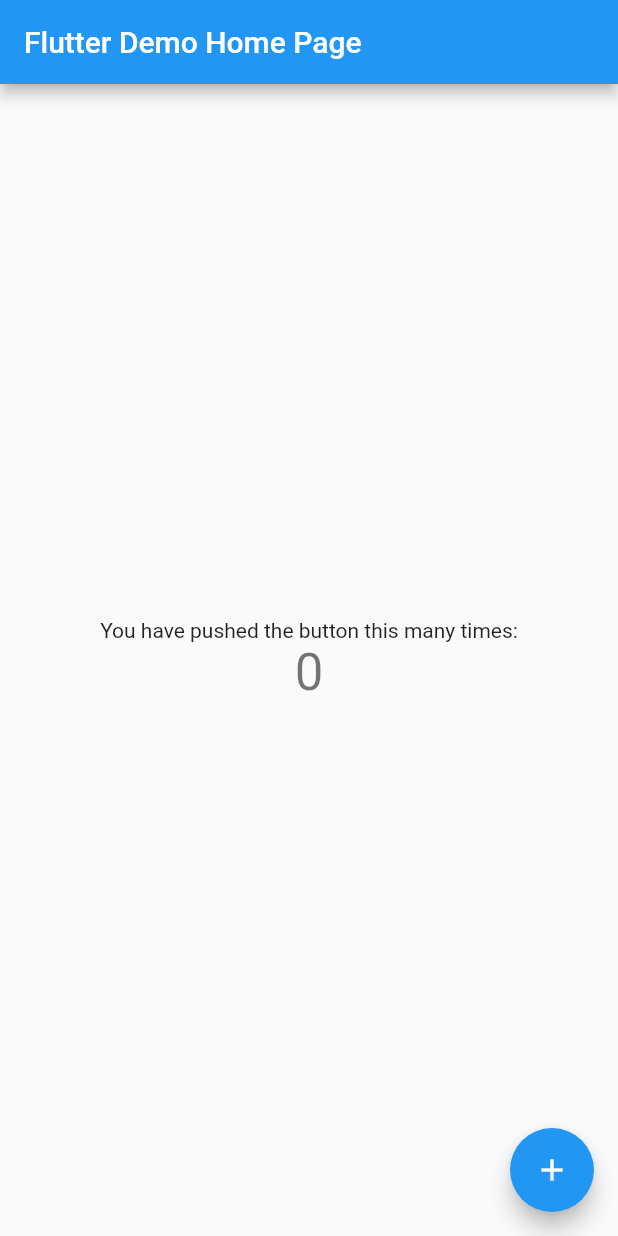
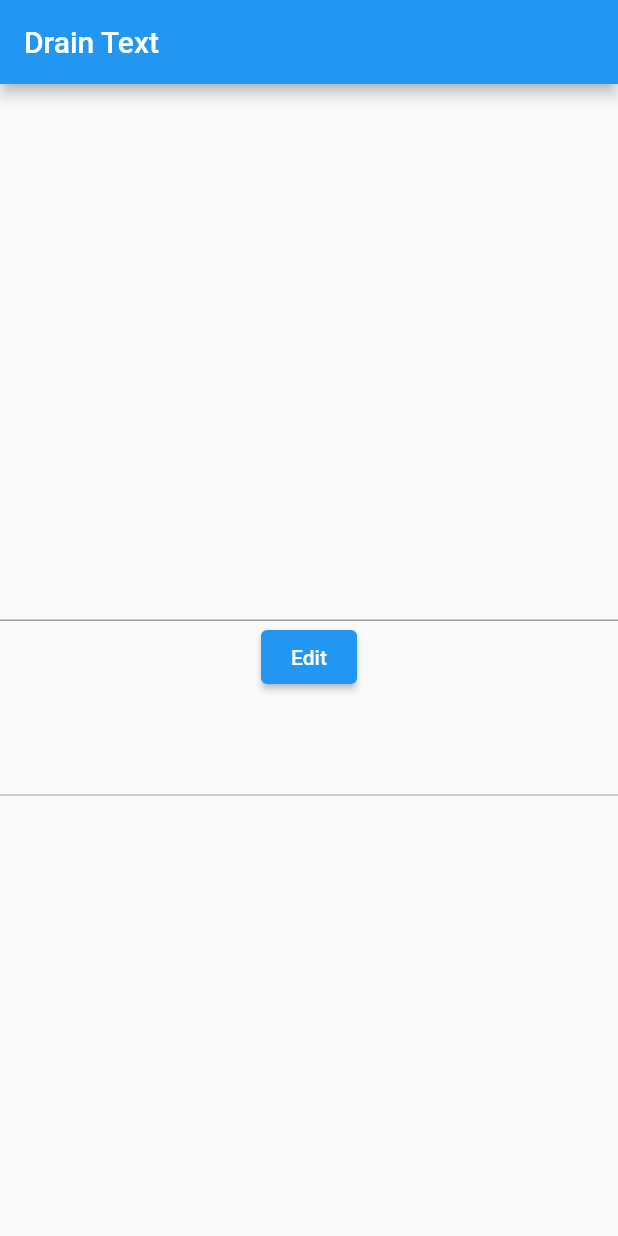
Before and after one commit to Detective-Khalifah/drain_text, a Flutter app: the screen it shows after launch, on a phone screen of 412 x 824 dp. Run offline on Flutter 3.47's test engine with Material 2 defaults, Android fonts, the phone set to English and light mode, and no system bars.

Commit message:
Change Title Replace placeholder/test code with basic layout of app

```diff
--- a/lib/main.dart
+++ b/lib/main.dart
@@ -22,7 +22,7 @@
         // is not restarted.
         primarySwatch: Colors.blue,
       ),
-      home: MyHomePage(title: 'Flutter Demo Home Page'),
+      home: MyHomePage(title: 'Drain Text'),
     );
   }
 }
@@ -46,18 +46,7 @@
 }
 
 class _MyHomePageState extends State<MyHomePage> {
-  int _counter = 0;
-
-  void _incrementCounter() {
-    setState(() {
-      // This call to setState tells the Flutter framework that something has
-      // changed in this State, which causes it to rerun the build method below
-      // so that the display can reflect the updated values. If we changed
-      // _counter without calling setState(), then the build method would not be
-      // called again, and so nothing would appear to happen.
-      _counter++;
-    });
-  }
+  bool _canEdit = true;
 
   @override
   Widget build(BuildContext context) {
@@ -93,20 +82,21 @@
           // horizontal).
           mainAxisAlignment: MainAxisAlignment.center,
           children: <Widget>[
-            Text(
-              'You have pushed the button this many times:',
+            TextField(
+              style: Theme.of(context).textTheme.headline4,
             ),
-            Text(
-              '$_counter',
-              style: Theme.of(context).textTheme.headline4,
+            ElevatedButton(
+              onPressed: () {},
+              child: Text(_canEdit ? 'Edit' : 'View'),
+            ),
+            SizedBox(
+              height: 20,
+            ),
+            TextField(
+              enabled: false,
             ),
           ],
         ),
-      ),
-      floatingActionButton: FloatingActionButton(
-        onPressed: _incrementCounter,
-        tooltip: 'Increment',
-        child: Icon(Icons.add),
       ), // This trailing comma makes auto-formatting nicer for build methods.
     );
   }
```
